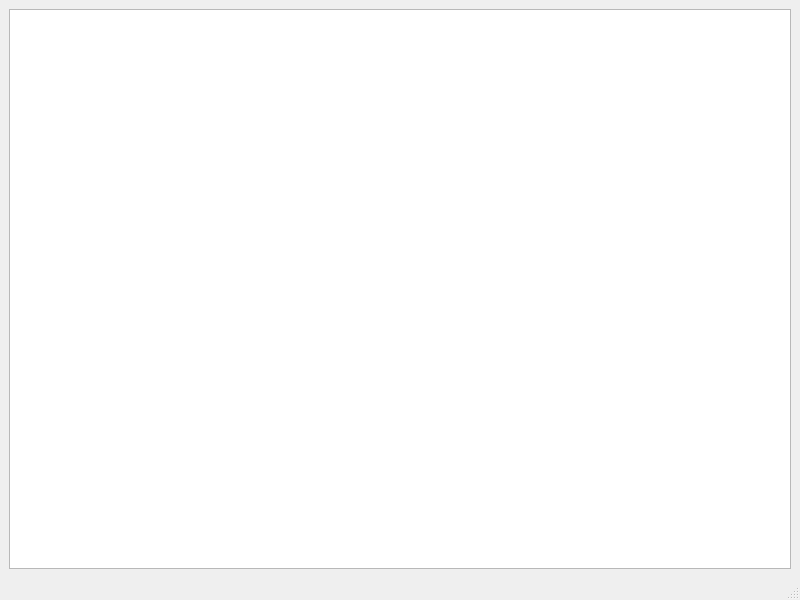
The window that mainwindow.ui (xiaocheng121380/cursorTool) describes before a commit, drawn with Qt 5.
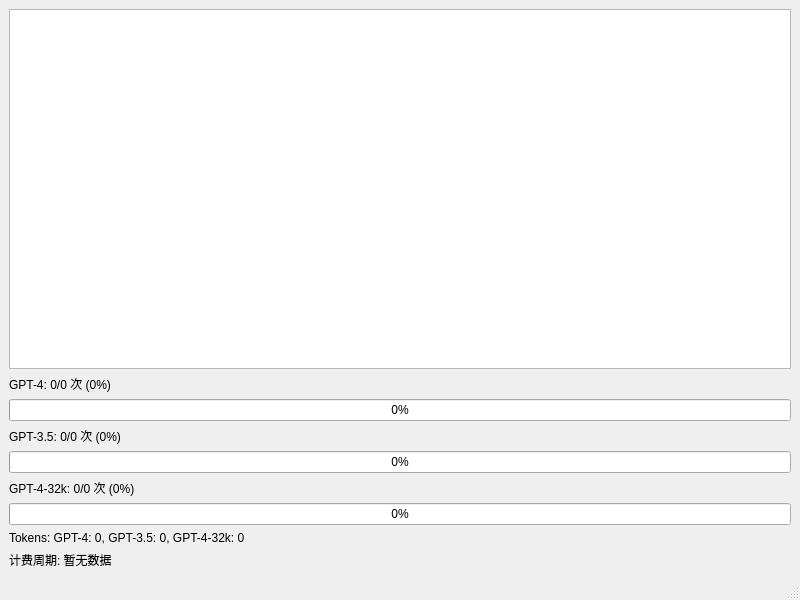
The same window after the commit.

The edit to the form file:
```diff
--- a/mainwindow.ui
+++ b/mainwindow.ui
@@ -22,6 +22,68 @@
       </property>
      </widget>
     </item>
+    <item>
+     <widget class="QLabel" name="gpt4Label">
+      <property name="text">
+       <string>GPT-4: 0/0 次 (0%)</string>
+      </property>
+     </widget>
+    </item>
+    <item>
+     <widget class="QProgressBar" name="gpt4ProgressBar">
+      <property name="value">
+       <number>0</number>
+      </property>
+     </widget>
+    </item>
+    <item>
+     <widget class="QLabel" name="gpt35Label">
+      <property name="text">
+       <string>GPT-3.5: 0/0 次 (0%)</string>
+      </property>
+     </widget>
+    </item>
+    <item>
+     <widget class="QProgressBar" name="gpt35ProgressBar">
+      <property name="value">
+       <number>0</number>
+      </property>
+     </widget>
+    </item>
+    <item>
+     <widget class="QLabel" name="gpt432kLabel">
+      <property name="text">
+       <string>GPT-4-32k: 0/0 次 (0%)</string>
+      </property>
+     </widget>
+    </item>
+    <item>
+     <widget class="QProgressBar" name="gpt432kProgressBar">
+      <property name="value">
+       <number>0</number>
+      </property>
+     </widget>
+    </item>
+    <item>
+     <widget class="QLabel" name="tokenInfoLabel">
+      <property name="text">
+       <string>Tokens: GPT-4: 0, GPT-3.5: 0, GPT-4-32k: 0</string>
+      </property>
+      <property name="wordWrap">
+       <bool>true</bool>
+      </property>
+     </widget>
+    </item>
+    <item>
+     <widget class="QLabel" name="billingCycleLabel">
+      <property name="text">
+       <string>计费周期: 暂无数据</string>
+      </property>
+      <property name="wordWrap">
+       <bool>true</bool>
+      </property>
+     </widget>
+    </item>
    </layout>
   </widget>
   <widget class="QStatusBar" name="statusbar"/>
```
